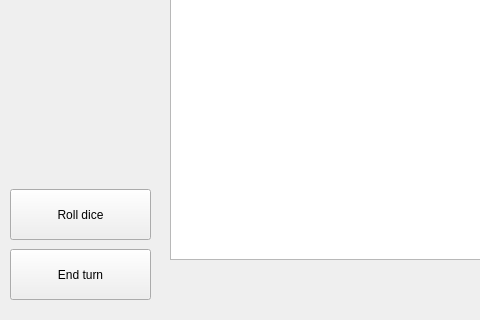
First picture: the form in BackgammonPP/boardwindow.ui, repository daniilgrbic/BackgammonPP, before the edit; both pictures show x 0 to 480 and y 341 to 661 of the 967 by 661 pixel window.
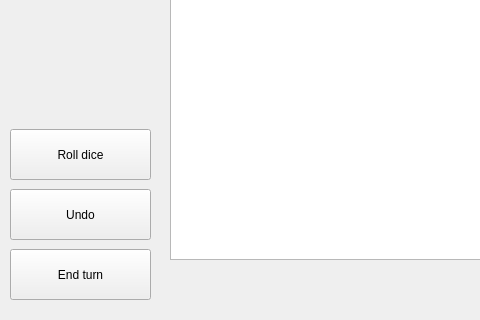
Second picture: the form after the edit.

What changed in the file:
```diff
--- a/BackgammonPP/boardwindow.ui
+++ b/BackgammonPP/boardwindow.ui
@@ -40,7 +40,7 @@
    <property name="geometry">
     <rect>
      <x>10</x>
-     <y>530</y>
+     <y>470</y>
      <width>141</width>
      <height>51</height>
     </rect>
@@ -62,6 +62,19 @@
     <string>End turn</string>
    </property>
   </widget>
+  <widget class="QPushButton" name="pbUndo">
+   <property name="geometry">
+    <rect>
+     <x>10</x>
+     <y>530</y>
+     <width>141</width>
+     <height>51</height>
+    </rect>
+   </property>
+   <property name="text">
+    <string>Undo</string>
+   </property>
+  </widget>
  </widget>
  <resources/>
  <connections/>
```
